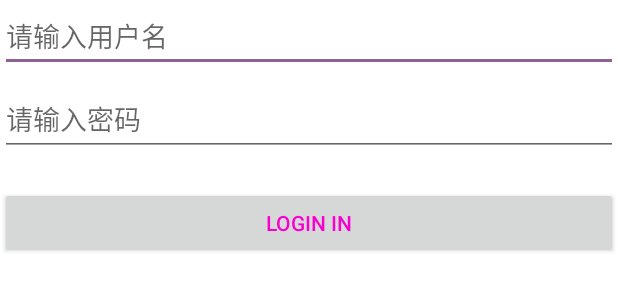
After one commit to HLQ-Struggle/MaterialDesignStudy, an Android app: the layout activity_text_input.xml on its own in the app's theme, with its tools: preview values and no code run, on a phone screen of 412 x 824 dp. The commit adds this screen. Shown: the top 300 px of the screen. Run offline under Robolectric (Android 15) with nearby library versions, the phone set to English and light mode, and no system bars.

Commit message:
新增TextInputLayout学习

```diff
--- a/app/build.gradle
+++ b/app/build.gradle
@@ -26,8 +26,8 @@ dependencies {
         exclude group: 'com.android.support', module: 'support-annotations'
     })
     compile 'com.android.support.constraint:constraint-layout:1.0.2'
-    compile 'com.android.support:appcompat-v7:23.0.0'
     compile 'com.android.support:recyclerview-v7:23.0.0'
-    compile 'com.android.support:design:23.0.0'
+    compile 'com.android.support:appcompat-v7:25.0.1'
+    compile 'com.android.support:design:25.0.1'
     testCompile 'junit:junit:4.12'
 }
--- a/app/src/main/AndroidManifest.xml
+++ b/app/src/main/AndroidManifest.xml
@@ -26,7 +26,8 @@
         <activity android:name=".snackbar.SnackBarActivity" />
         <activity android:name=".complexrecycler.itemone.ComplexOneActivity" />
         <activity android:name=".complexrecycler.itemtwo.ComplexTwoActivity" />
-        <activity android:name=".complexrecycler.itemthree.ComplexThreeActivity"></activity>
+        <activity android:name=".complexrecycler.itemthree.ComplexThreeActivity" />
+        <activity android:name=".textinput.TextInputActivity"></activity>
     </application>
 
 </manifest>
--- a/app/src/main/java/com/materialdesignstudy/activity/MainActivity.java
+++ b/app/src/main/java/com/materialdesignstudy/activity/MainActivity.java
@@ -14,6 +14,7 @@ import com.materialdesignstudy.drawerlayout.DrawerLayoutActivity;
 import com.materialdesignstudy.itemtouch.ItemTouchActivity;
 import com.materialdesignstudy.navigationview.NavigationActivity;
 import com.materialdesignstudy.snackbar.SnackBarActivity;
+import com.materialdesignstudy.textinput.TextInputActivity;
 
 public class MainActivity extends AppCompatActivity {
 
@@ -73,4 +74,8 @@ public class MainActivity extends AppCompatActivity {
         startActivity(new Intent(MainActivity.this, SnackBarActivity.class));
     }
 
+    public void useTextInputLayout(View view) {
+        startActivity(new Intent(MainActivity.this, TextInputActivity.class));
+    }
+
 }
--- a/app/src/main/java/com/materialdesignstudy/complexrecycler/itemone/ComplexOneActivity.java
+++ b/app/src/main/java/com/materialdesignstudy/complexrecycler/itemone/ComplexOneActivity.java
@@ -49,7 +49,7 @@ public class ComplexOneActivity extends AppCompatActivity {
     }
 
     private void initItem() {
-        mRecyclerView = findViewById(R.id.id_recy);
+        mRecyclerView = (RecyclerView) findViewById(R.id.id_recy);
         mRecyclerView.setLayoutManager(new LinearLayoutManager(this, LinearLayoutManager.VERTICAL, false));
         mOneAdapter = new OneAdapter(this);
         mRecyclerView.setAdapter(mOneAdapter);
--- a/app/src/main/java/com/materialdesignstudy/complexrecycler/itemthree/ComplexThreeActivity.java
+++ b/app/src/main/java/com/materialdesignstudy/complexrecycler/itemthree/ComplexThreeActivity.java
@@ -9,7 +9,6 @@ import android.view.View;
 
 import com.materialdesignstudy.R;
 import com.materialdesignstudy.complexrecycler.itemone.DataModel;
-import com.materialdesignstudy.complexrecycler.itemone.OneAdapter;
 
 import java.util.ArrayList;
 import java.util.List;
@@ -65,7 +64,7 @@ public class ComplexThreeActivity extends AppCompatActivity {
     }
 
     private void initItem() {
-        mRecyclerView = findViewById(R.id.id_recy);
+        mRecyclerView = (RecyclerView) findViewById(R.id.id_recy);
         final GridLayoutManager gridLayoutManager = new GridLayoutManager(this, 2);
         gridLayoutManager.setSpanSizeLookup(new GridLayoutManager.SpanSizeLookup() {
             @Override
--- a/app/src/main/java/com/materialdesignstudy/complexrecycler/itemtwo/ComplexTwoActivity.java
+++ b/app/src/main/java/com/materialdesignstudy/complexrecycler/itemtwo/ComplexTwoActivity.java
@@ -61,7 +61,7 @@ public class ComplexTwoActivity extends AppCompatActivity {
     }
 
     private void initItem() {
-        mRecyclerView = findViewById(R.id.id_recy);
+        mRecyclerView = (RecyclerView) findViewById(R.id.id_recy);
         // 更换显示布局样式为GirdLayoutManager
         final GridLayoutManager gridLayoutManager = new GridLayoutManager(this, 2);
         gridLayoutManager.setSpanSizeLookup(new GridLayoutManager.SpanSizeLookup() {
--- a/app/src/main/java/com/materialdesignstudy/navigationview/NavigationActivity.java
+++ b/app/src/main/java/com/materialdesignstudy/navigationview/NavigationActivity.java
@@ -21,7 +21,7 @@ public class NavigationActivity extends AppCompatActivity {
     }
 
     private void initView() {
-        mNavigationView = findViewById(R.id.id_nv);
+        mNavigationView = (NavigationView) findViewById(R.id.id_nv);
         View headView = mNavigationView.getChildAt(0);
         headView.findViewById(R.id.id_nv_head_img).setOnClickListener(new View.OnClickListener() {
             @Override
--- a/app/src/main/res/layout/activity_main.xml
+++ b/app/src/main/res/layout/activity_main.xml
@@ -76,5 +76,11 @@
             android:onClick="useSnackBar"
             android:text="SnackBar使用" />
 
+        <Button
+            android:layout_width="match_parent"
+            android:layout_height="wrap_content"
+            android:onClick="useTextInputLayout"
+            android:text="TextInputLayout使用" />
+
     </LinearLayout>
 </ScrollView>
--- /dev/null
+++ b/app/src/main/res/layout/activity_text_input.xml
@@ -0,0 +1,35 @@
+<?xml version="1.0" encoding="utf-8"?>
+<LinearLayout xmlns:android="http://schemas.android.com/apk/res/android"
+    xmlns:app="http://schemas.android.com/apk/res-auto"
+    xmlns:tools="http://schemas.android.com/tools"
+    android:layout_width="match_parent"
+    android:layout_height="match_parent"
+    android:orientation="vertical"
+    tools:context="com.materialdesignstudy.textinput.TextInputActivity">
+
+    <EditText
+        android:layout_width="match_parent"
+        android:layout_height="wrap_content"
+        android:hint="请输入用户名" />
+
+    <android.support.design.widget.TextInputLayout
+        android:id="@+id/id_text_input"
+        android:layout_width="match_parent"
+        android:layout_height="wrap_content"
+        app:counterTextAppearance="@color/blue"
+        app:errorEnabled="true"
+        app:hintAnimationEnabled="true">
+
+        <EditText
+            android:layout_width="match_parent"
+            android:layout_height="wrap_content"
+            android:hint="请输入密码" />
+
+    </android.support.design.widget.TextInputLayout>
+
+    <Button
+        android:layout_width="match_parent"
+        android:layout_height="wrap_content"
+        android:text="Login In" />
+
+</LinearLayout>
--- a/app/src/main/res/layout/item_recy.xml
+++ b/app/src/main/res/layout/item_recy.xml
@@ -1,7 +1,7 @@
 <?xml version="1.0" encoding="utf-8"?>
 <LinearLayout xmlns:android="http://schemas.android.com/apk/res/android"
     android:layout_width="match_parent"
-    android:layout_height="match_parent">
+    android:layout_height="wrap_content">
 
     <TextView
         android:id="@+id/item_tv"
--- a/app/src/main/res/layout/item_recycle_view.xml
+++ b/app/src/main/res/layout/item_recycle_view.xml
@@ -1,13 +1,13 @@
 <?xml version="1.0" encoding="utf-8"?>
 <LinearLayout xmlns:android="http://schemas.android.com/apk/res/android"
     android:layout_width="match_parent"
-    android:layout_height="match_parent"
+    android:layout_height="wrap_content"
     android:orientation="vertical">
 
     <TextView
         android:id="@+id/id_item_r"
         android:layout_width="match_parent"
-        android:layout_height="match_parent"
+        android:layout_height="wrap_content"
         android:gravity="center"
         android:padding="15dp"
         android:text="RecycleView使用" />
--- a/app/src/main/res/layout/item_touch.xml
+++ b/app/src/main/res/layout/item_touch.xml
@@ -2,7 +2,7 @@
 <LinearLayout xmlns:android="http://schemas.android.com/apk/res/android"
     xmlns:toos="http://schemas.android.com/tools"
     android:layout_width="match_parent"
-    android:layout_height="match_parent">
+    android:layout_height="wrap_content">
 
     <ImageView
         android:id="@+id/id_app_item_touch_icon"
```
Also changed, not shown: app/src/main/java/com/materialdesignstudy/drawerlayout/DrawerLayoutActivity.java (+5 -4 lines), app/src/main/java/com/materialdesignstudy/textinput/TextInputActivity.java (added, +66 -0 lines), 1 other file.
